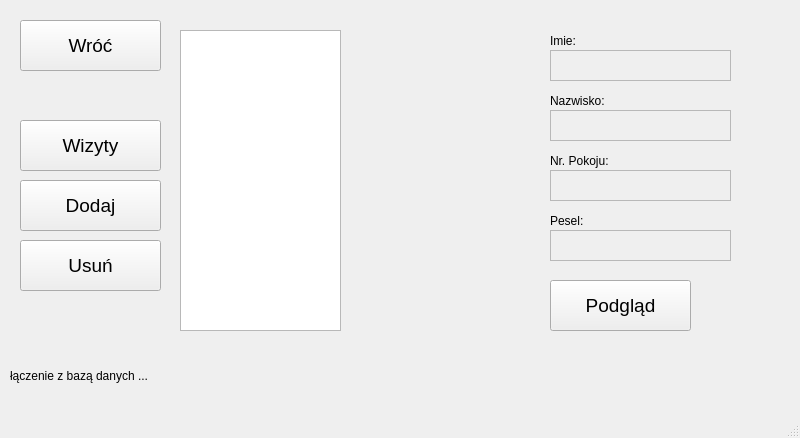
Qt form C-Project/mainwindow.ui (W1EW1UR/Projekt-Cpp) before a commit.
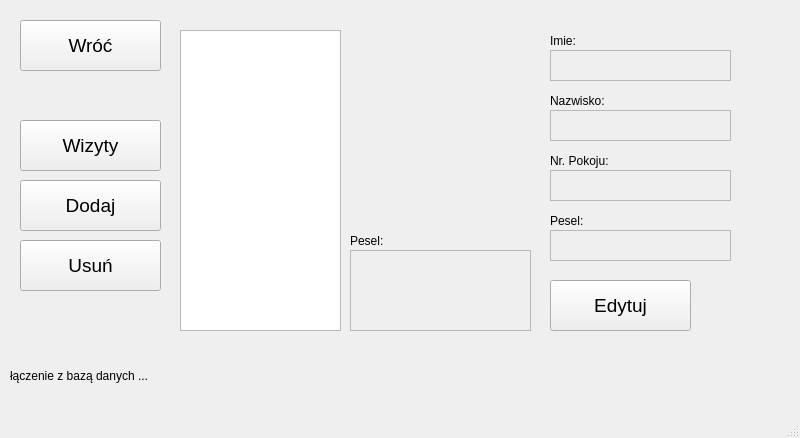
The same form after that commit.

What changed in the file:
```diff
--- a/C-Project/mainwindow.ui
+++ b/C-Project/mainwindow.ui
@@ -104,7 +104,7 @@
       <x>360</x>
       <y>30</y>
       <width>171</width>
-      <height>211</height>
+      <height>191</height>
      </rect>
     </property>
     <property name="text">
@@ -278,7 +278,7 @@
      </font>
     </property>
     <property name="text">
-     <string>Podgląd</string>
+     <string>Edytuj</string>
     </property>
    </widget>
    <widget class="QPushButton" name="wizyty">
@@ -302,6 +302,38 @@
      <string>Wizyty</string>
     </property>
    </widget>
+   <widget class="QLabel" name="label_pesel_2">
+    <property name="geometry">
+     <rect>
+      <x>350</x>
+      <y>230</y>
+      <width>141</width>
+      <height>21</height>
+     </rect>
+    </property>
+    <property name="text">
+     <string>Pesel:</string>
+    </property>
+   </widget>
+   <widget class="QTextEdit" name="opis">
+    <property name="enabled">
+     <bool>false</bool>
+    </property>
+    <property name="geometry">
+     <rect>
+      <x>350</x>
+      <y>250</y>
+      <width>181</width>
+      <height>81</height>
+     </rect>
+    </property>
+    <property name="mouseTracking">
+     <bool>false</bool>
+    </property>
+    <property name="readOnly">
+     <bool>false</bool>
+    </property>
+   </widget>
   </widget>
   <widget class="QMenuBar" name="menubar">
    <property name="geometry">
```
Left out of the diff: 2 changed lines with no effect on the pictures.
